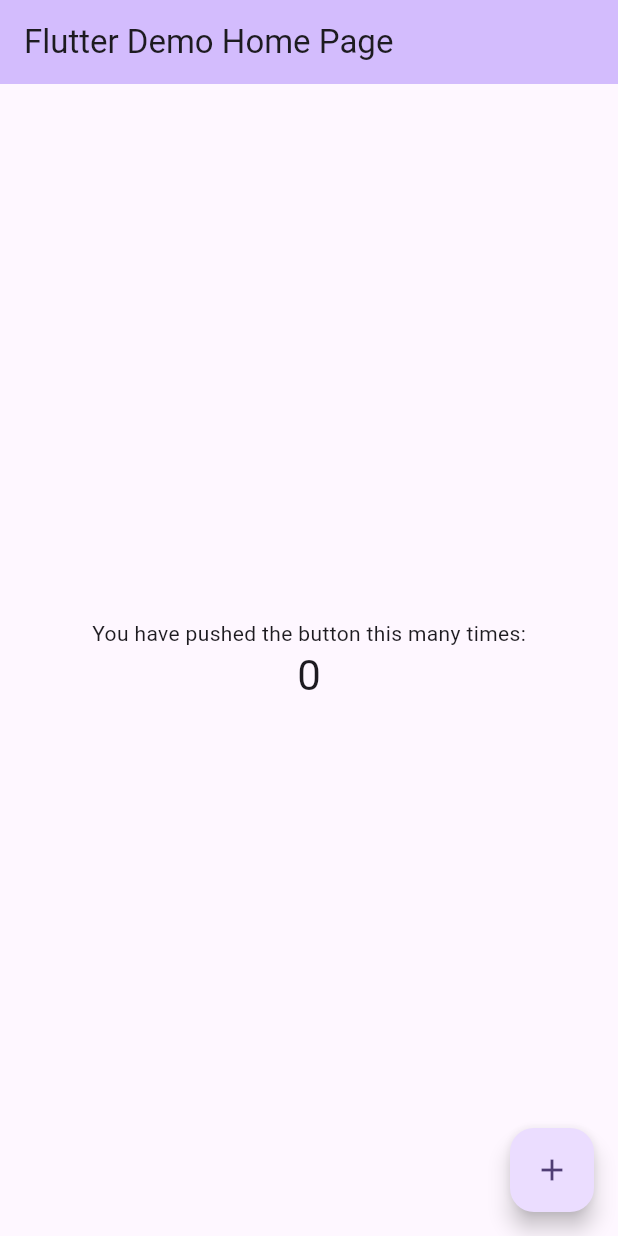
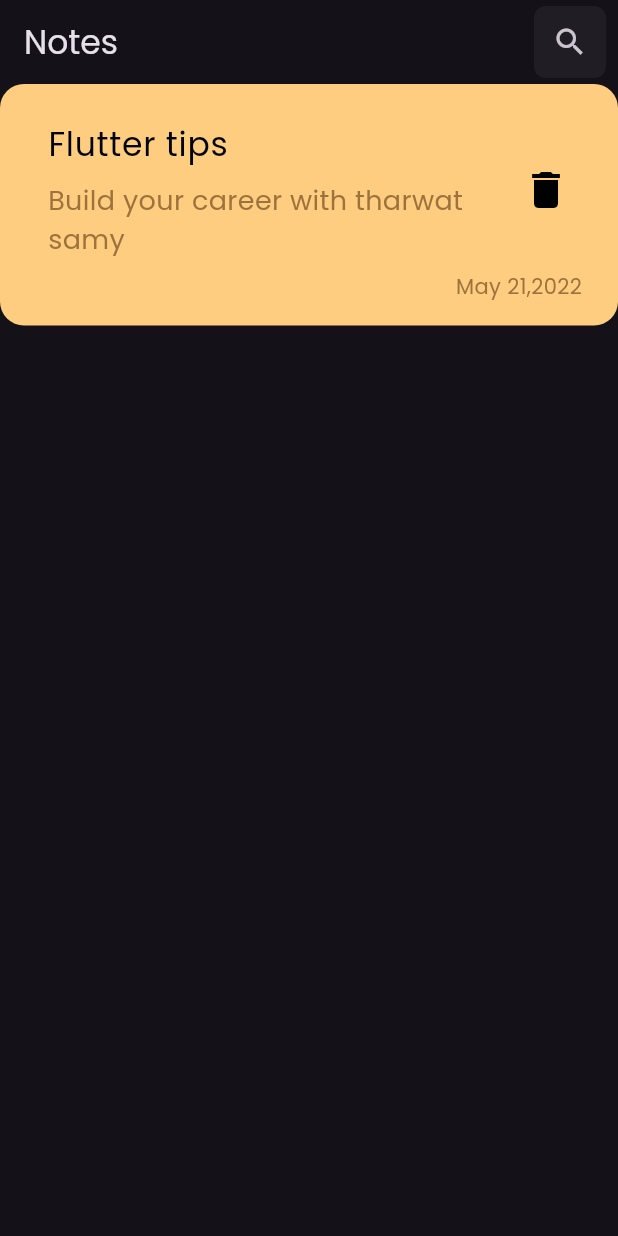
Before and after one commit to abdomostafa1/notes-app-flutter, a Flutter app: the screen it shows after launch, on a phone screen of 412 x 824 dp. Run offline on Flutter 3.47's test engine with Material 3 defaults, Android fonts, the phone set to English and light mode, and no system bars.

Commit message:
build appBar and noteItem

```diff
--- a/lib/main.dart
+++ b/lib/main.dart
@@ -1,125 +1,26 @@
 import 'package:flutter/material.dart';
+import 'package:notes_app/screens/home_screen.dart';
 
 void main() {
-  runApp(const MyApp());
+  runApp(const NotesApp());
 }
 
-class MyApp extends StatelessWidget {
-  const MyApp({super.key});
+class NotesApp extends StatelessWidget {
+  const NotesApp({super.key});
 
-  // This widget is the root of your application.
   @override
   Widget build(BuildContext context) {
     return MaterialApp(
-      title: 'Flutter Demo',
-      theme: ThemeData(
-        // This is the theme of your application.
-        //
-        // TRY THIS: Try running your application with "flutter run". You'll see
-        // the application has a purple toolbar. Then, without quitting the app,
-        // try changing the seedColor in the colorScheme below to Colors.green
-        // and then invoke "hot reload" (save your changes or press the "hot
-        // reload" button in a Flutter-supported IDE, or press "r" if you used
-        // the command line to start the app).
-        //
-        // Notice that the counter didn't reset back to zero; the application
-        // state is not lost during the reload. To reset the state, use hot
-        // restart instead.
-        //
-        // This works for code too, not just values: Most code changes can be
-        // tested with just a hot reload.
-        colorScheme: ColorScheme.fromSeed(seedColor: Colors.deepPurple),
-        useMaterial3: true,
-      ),
-      home: const MyHomePage(title: 'Flutter Demo Home Page'),
-    );
+        debugShowCheckedModeBanner: false,
+        theme: ThemeData(
+          brightness: Brightness.dark,
+          fontFamily: 'Poppins',
+        ),
+        routes: {Routes.homeScreen: (context) => HomeScreen()},
+        initialRoute: Routes.homeScreen);
   }
 }
 
-class MyHomePage extends StatefulWidget {
-  const MyHomePage({super.key, required this.title});
-
-  // This widget is the home page of your application. It is stateful, meaning
-  // that it has a State object (defined below) that contains fields that affect
-  // how it looks.
-
-  // This class is the configuration for the state. It holds the values (in this
-  // case the title) provided by the parent (in this case the App widget) and
-  // used by the build method of the State. Fields in a Widget subclass are
-  // always marked "final".
-
-  final String title;
-
-  @override
-  State<MyHomePage> createState() => _MyHomePageState();
+class Routes {
+  static String homeScreen = 'home screen';
 }
-
-class _MyHomePageState extends State<MyHomePage> {
-  int _counter = 0;
-
-  void _incrementCounter() {
-    setState(() {
-      // This call to setState tells the Flutter framework that something has
-      // changed in this State, which causes it to rerun the build method below
-      // so that the display can reflect the updated values. If we changed
-      // _counter without calling setState(), then the build method would not be
-      // called again, and so nothing would appear to happen.
-      _counter++;
-    });
-  }
-
-  @override
-  Widget build(BuildContext context) {
-    // This method is rerun every time setState is called, for instance as done
-    // by the _incrementCounter method above.
-    //
-    // The Flutter framework has been optimized to make rerunning build methods
-    // fast, so that you can just rebuild anything that needs updating rather
-    // than having to individually change instances of widgets.
-    return Scaffold(
-      appBar: AppBar(
-        // TRY THIS: Try changing the color here to a specific color (to
-        // Colors.amber, perhaps?) and trigger a hot reload to see the AppBar
-        // change color while the other colors stay the same.
-        backgroundColor: Theme.of(context).colorScheme.inversePrimary,
-        // Here we take the value from the MyHomePage object that was created by
-        // the App.build method, and use it to set our appbar title.
-        title: Text(widget.title),
-      ),
-      body: Center(
-        // Center is a layout widget. It takes a single child and positions it
-        // in the middle of the parent.
-        child: Column(
-          // Column is also a layout widget. It takes a list of children and
-          // arranges them vertically. By default, it sizes itself to fit its
-          // children horizontally, and tries to be as tall as its parent.
-          //
-          // Column has various properties to control how it sizes itself and
-          // how it positions its children. Here we use mainAxisAlignment to
-          // center the children vertically; the main axis here is the vertical
-          // axis because Columns are vertical (the cross axis would be
-          // horizontal).
-          //
-          // TRY THIS: Invoke "debug painting" (choose the "Toggle Debug Paint"
-          // action in the IDE, or press "p" in the console), to see the
-          // wireframe for each widget.
-          mainAxisAlignment: MainAxisAlignment.center,
-          children: <Widget>[
-            const Text(
-              'You have pushed the button this many times:',
-            ),
-            Text(
-              '$_counter',
-              style: Theme.of(context).textTheme.headlineMedium,
-            ),
-          ],
-        ),
-      ),
-      floatingActionButton: FloatingActionButton(
-        onPressed: _incrementCounter,
-        tooltip: 'Increment',
-        child: const Icon(Icons.add),
-      ), // This trailing comma makes auto-formatting nicer for build methods.
-    );
-  }
-}
--- /dev/null
+++ b/lib/screens/home_screen.dart
@@ -0,0 +1,32 @@
+import 'package:flutter/material.dart';
+import 'package:notes_app/widgets/note_item.dart';
+
+class HomeScreen extends StatelessWidget {
+  const HomeScreen({super.key});
+
+  @override
+  Widget build(BuildContext context) {
+    return Scaffold(
+      appBar:AppBar(
+        title: Text('Notes'),
+        actions: [
+          Container(
+            margin: EdgeInsets.only(right: 8),
+            decoration:BoxDecoration(
+              color: Colors.white.withOpacity(.05),
+              borderRadius: BorderRadius.circular(8)
+            ),
+            child: IconButton(onPressed: (){}, icon:Icon(Icons.search),splashRadius: 1,),
+
+          ),
+        ],
+      ),
+      body:Column(
+        children: [
+          NoteItem(),
+          SizedBox(height: 10,)
+        ],
+      )
+    );
+  }
+}
--- /dev/null
+++ b/lib/widgets/note_item.dart
@@ -0,0 +1,44 @@
+import 'package:flutter/material.dart';
+
+class NoteItem extends StatelessWidget {
+  const NoteItem({super.key});
+
+  @override
+  Widget build(BuildContext context) {
+    return Container(
+        padding: EdgeInsets.only(top: 16, bottom: 16, left: 16),
+        decoration: BoxDecoration(
+          color: Color(0xffFFCD7F),
+          borderRadius: BorderRadius.circular(16),
+        ),
+        child: Column(
+          crossAxisAlignment: CrossAxisAlignment.end,
+          children: [
+            ListTile(
+              title: const Text(
+                'Flutter tips',
+                style: TextStyle(
+                  color: Colors.black,
+                  fontSize: 22,
+                ),
+              ),
+              subtitle:const Padding(
+                padding: EdgeInsets.only(top: 8.0),
+                child:  Text(
+                  'Build your career with tharwat samy',
+                  style: TextStyle(color: Color(0xff9C733D),fontSize: 18,),
+                ),
+              ),
+              trailing: IconButton(onPressed: () {}, icon: Icon(Icons.delete,color: Colors.black,size: 32,)),
+            ),
+            const Padding(
+              padding: EdgeInsets.only(right:24.0),
+              child: Text(
+                'May 21,2022',
+                style: TextStyle(color: Color(0xff9C733D)),
+              ),
+            )
+          ],
+        ));
+  }
+}
```
Also changed, not shown: pubspec.yaml (+5 -12 lines), assets/fonts/Poppins-Regular.ttf (added), 1 other file.
